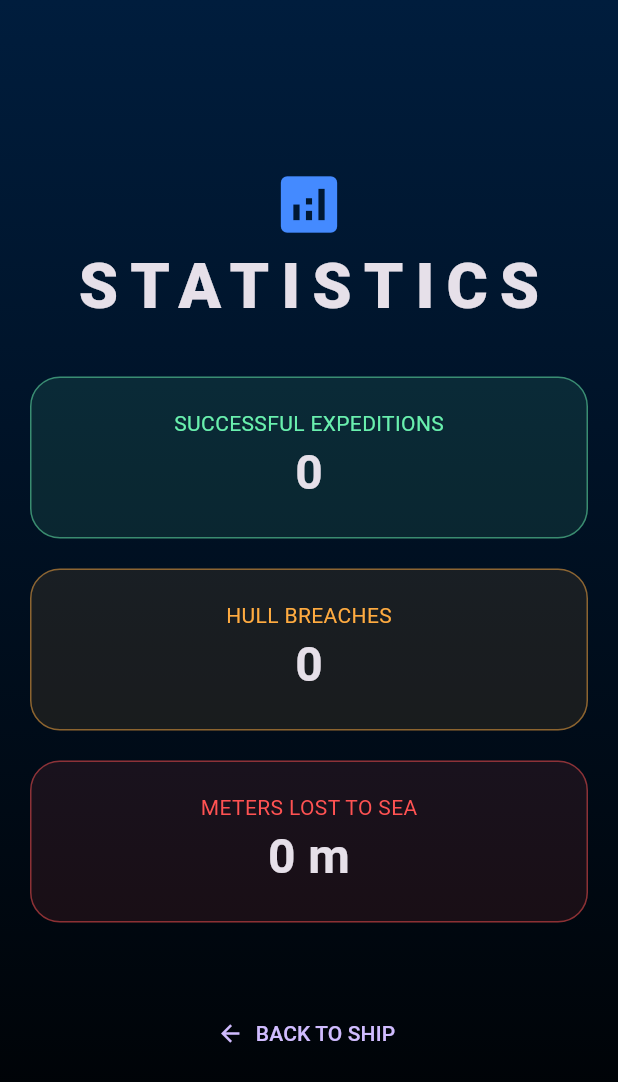
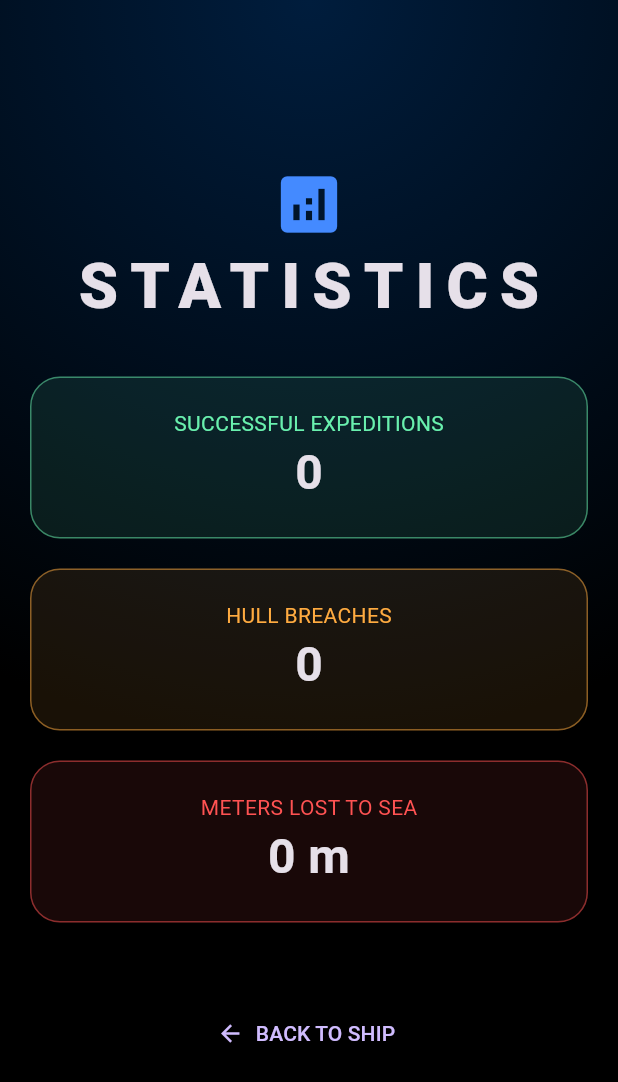
Before and after one commit to gwaibel37/Aquanimity, a Flutter app: the screen it shows after launch, after a tap on "DEPTH STATS", on a phone screen of 412 x 824 dp. Shown: the top 1082 px of the screen. Run offline on Flutter 3.47's test engine with Material 3 defaults, Android fonts, the light colour scheme and no system bars; our stand-ins replace shared_preferences, vibration.

Commit message:
Updated looks and other app functions

```diff
--- a/lib/main.dart
+++ b/lib/main.dart
@@ -82,6 +82,33 @@ class Treasure {
   Map<String, String> toMap() => {'name': name, 'rarity': rarity.name};
 }
 
+// --- LIGHTWEIGHT BACKGROUND ---
+// Uses a Radial Gradient which is easier for emulators to smooth out than Linear
+class AbyssalBackground extends StatelessWidget {
+  final Widget child;
+  const AbyssalBackground({super.key, required this.child});
+
+  @override
+  Widget build(BuildContext context) {
+    return Container(
+      width: double.infinity,
+      height: double.infinity,
+      decoration: const BoxDecoration(
+        gradient: RadialGradient(
+          center: Alignment.topCenter,
+          radius: 1.5,
+          colors: [
+            Color(0xFF001D3D),
+            Colors.black,
+          ],
+          stops: [0.0, 0.8],
+        ),
+      ),
+      child: child,
+    );
+  }
+}
+
 // --- SCREENS ---
 class MenuScreen extends StatefulWidget {
   const MenuScreen({super.key});
@@ -103,9 +130,7 @@ class _MenuScreenState extends State<MenuScreen> {
     "Searching for Atlantis...",
     "Don't forget to breathe!",
     "Standard issue submarine.",
-    "Property of the Abyss.",
-    "Warning: Objects in sonar are wetter than they appear.",
-    "Taking 'Deep Focus' literally."
+    "Warning: Wetter than it appears.",
   ];
 
   @override
@@ -127,21 +152,7 @@ class _MenuScreenState extends State<MenuScreen> {
   @override
   Widget build(BuildContext context) {
     return Scaffold(
-      body: Container(
-        decoration: BoxDecoration(
-  gradient: LinearGradient(
-    begin: Alignment.topCenter,
-    end: Alignment.bottomCenter,
-    // Adding a middle color helps the emulator calculate transitions better
-    colors: [
-      const Color(0xFF001D3D),
-      const Color(0xFF000D1A), // Added transition step
-      Colors.black,
-    ],
-    // Adjusting stops forces the transition to spread out
-    stops: const [0.0, 0.6, 1.0],
-  ),
-),
+      body: AbyssalBackground(
         child: SafeArea(
           child: Center(
             child: SingleChildScrollView(
@@ -151,7 +162,6 @@ class _MenuScreenState extends State<MenuScreen> {
                   const Icon(Icons.waves, color: Colors.cyanAccent, size: 50),
                   const Text("AQUANIMITY", style: TextStyle(fontSize: 42, fontWeight: FontWeight.w900, letterSpacing: 8)),
 
-                  // Minecraft Splash Flair
                   Transform.rotate(
                     angle: -0.1,
                     child: SizedBox(
@@ -189,24 +199,18 @@ class _MenuScreenState extends State<MenuScreen> {
                     ),
                   ),
 
-                  const SizedBox(height: 40),
-                  const Text("Enter Dive Duration (Minutes):", style: TextStyle(color: Colors.grey)),
-                  const SizedBox(height: 10),
+                  const SizedBox(height: 20),
+                  const Text("Dive Duration (Mins):", style: TextStyle(color: Colors.grey, fontSize: 12)),
                   SizedBox(
-                    width: 200,
+                    width: 100,
                     child: TextField(
                       controller: _timeController,
                       keyboardType: TextInputType.number,
                       textAlign: TextAlign.center,
-                      style: const TextStyle(fontSize: 24, color: Colors.cyanAccent),
-                      decoration: InputDecoration(
-                        hintText: "Mins",
-                        helperText: "Type '0' for Endless",
-                        enabledBorder: OutlineInputBorder(borderSide: const BorderSide(color: Colors.white24), borderRadius: BorderRadius.circular(15)),
-                        focusedBorder: OutlineInputBorder(borderSide: const BorderSide(color: Colors.cyanAccent), borderRadius: BorderRadius.circular(15)),
-                      ),
+                      decoration: const InputDecoration(focusedBorder: UnderlineInputBorder(borderSide: BorderSide(color: Colors.cyanAccent))),
                     ),
                   ),
+
                   const SizedBox(height: 40),
                   _menuButton("LAUNCH SUB", Colors.cyanAccent[700]!, () async {
                     int mins = int.tryParse(_timeController.text) ?? 5;
@@ -275,7 +279,7 @@ class _DiveScreenState extends State<DiveScreen> with WidgetsBindingObserver, Si
 
   void _triggerTheBends() async {
     if (mounted) ScaffoldMessenger.of(context).showSnackBar(const SnackBar(content: Text("⚠️ VIBRATING: THE BENDS!")));
-    if (await Vibration.hasVibrator()) {
+    if (await Vibration.hasVibrator() ?? false) {
       Vibration.vibrate(pattern: [0, 500, 200, 500]);
     }
     stopDive(wasforced: true);
@@ -372,7 +376,18 @@ class _DiveScreenState extends State<DiveScreen> with WidgetsBindingObserver, Si
       body: SafeArea(
         child: Stack(
           children: [
-            Positioned(top: 20, left: 20, child: Column(crossAxisAlignment: CrossAxisAlignment.start, children: [
+            // BACK BUTTON: Only visible before engines are engaged
+            if (!isDiving && secondsPassed == 0)
+              Positioned(
+                top: 10,
+                left: 10,
+                child: IconButton(
+                  icon: const Icon(Icons.arrow_back_ios_new, color: Colors.white70),
+                  onPressed: () => Navigator.pop(context),
+                ),
+              ),
+
+            Positioned(top: 20, left: 60, child: Column(crossAxisAlignment: CrossAxisAlignment.start, children: [
               const Text("TARGET DEPTH", style: TextStyle(fontSize: 10, color: Colors.cyanAccent, letterSpacing: 1)),
               Text(targetDisplay, style: const TextStyle(fontSize: 20, fontWeight: FontWeight.bold)),
             ])),
@@ -445,8 +460,7 @@ class _InventoryScreenState extends State<InventoryScreen> {
   @override
   Widget build(BuildContext context) {
     return Scaffold(
-      body: Container(
-        decoration: const BoxDecoration(gradient: LinearGradient(begin: Alignment.topCenter, end: Alignment.bottomCenter, colors: [Color(0xFF001D3D), Colors.black])),
+      body: AbyssalBackground(
         child: SafeArea(
           child: Column(children: [
             const SizedBox(height: 20),
@@ -500,8 +514,7 @@ class _StatsScreenState extends State<StatsScreen> {
   @override
   Widget build(BuildContext context) {
     return Scaffold(
-      body: Container(
-        decoration: const BoxDecoration(gradient: LinearGradient(begin: Alignment.topCenter, end: Alignment.bottomCenter, colors: [Color(0xFF001D3D), Colors.black])),
+      body: AbyssalBackground(
         child: SafeArea(
           child: Center(child: Column(mainAxisAlignment: MainAxisAlignment.center, children: [
             const Icon(Icons.analytics, color: Colors.blueAccent, size: 50),
```
